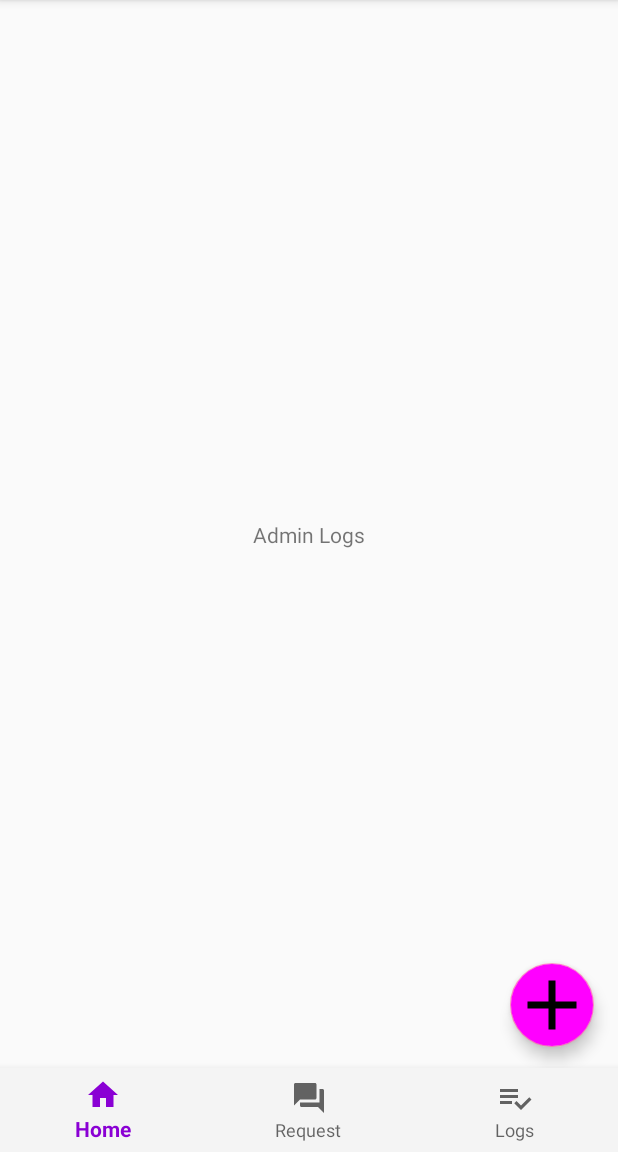
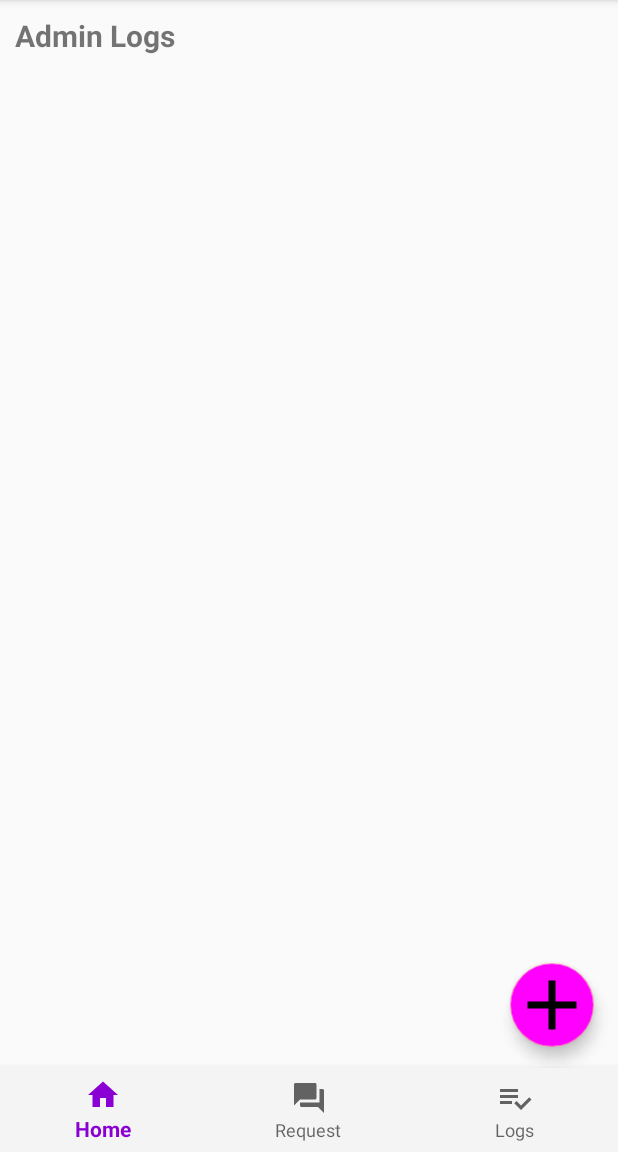
Before and after one commit to kriticalflare/SIESGST_Inventory, an Android app: the fragment AdminLogsFragments placed in its activity, on a phone screen of 412 x 824 dp, the part 84-1236 px from its top. Run offline under Robolectric (Android 15) with nearby library versions, the phone set to English and light mode, and no system bars; our stand-ins replace Firebase (no records; nobody signed in at launch, a user with empty details on screens opened directly).

Commit message:
Initial logs implementation

```diff
--- a/app/src/main/AndroidManifest.xml
+++ b/app/src/main/AndroidManifest.xml
@@ -12,8 +12,11 @@
         android:supportsRtl="true"
         android:theme="@style/AppTheme"
         tools:ignore="GoogleAppIndexingWarning">
-        <activity android:name=".AdminClass.Admin_Main"></activity>
+        <activity android:name=".AdminClass.Admin_Main">
+
+        </activity>
         <activity android:name=".UserClass.User_Main" />
+
         <activity
             android:name=".MainActivity"
             android:configChanges="orientation"
--- a/app/src/main/java/com/example/inventory/AdminClass/AdminLogsFragments.java
+++ b/app/src/main/java/com/example/inventory/AdminClass/AdminLogsFragments.java
@@ -4,18 +4,63 @@ import android.os.Bundle;
 import android.support.annotation.NonNull;
 import android.support.annotation.Nullable;
 import android.support.v4.app.Fragment;
+import android.support.v7.widget.RecyclerView;
 import android.view.LayoutInflater;
 import android.view.View;
 import android.view.ViewGroup;
+import android.widget.Toast;
 
+import com.example.inventory.Adapter.Admin_Logs_Adapter;
+import com.example.inventory.Models.LogsModel;
 import com.example.inventory.R;
+import com.google.firebase.database.DataSnapshot;
+import com.google.firebase.database.DatabaseError;
+import com.google.firebase.database.DatabaseReference;
+import com.google.firebase.database.FirebaseDatabase;
+import com.google.firebase.database.ValueEventListener;
+
+
+
+import java.util.ArrayList;
 
 public class AdminLogsFragments extends Fragment {
+    RecyclerView logs_recycler;
+    ArrayList<LogsModel> logList;
+    DatabaseReference firereflog;
 
     @Nullable
     @Override
     public View onCreateView(@NonNull LayoutInflater inflater, @Nullable ViewGroup container, @Nullable Bundle savedInstanceState) {
-        return inflater.inflate(R.layout.admin_logs_fragment,container,false);
+        View view = inflater.inflate(R.layout.admin_logs_fragment,container,false);
+        logs_recycler = (RecyclerView)view.findViewById(R.id.admin_logs_recycler);
+
+        firereflog = FirebaseDatabase.getInstance().getReference("Logs");
+        if(firereflog!=null){
+            firereflog.addValueEventListener(new ValueEventListener(){
+               @Override
+               public void onDataChange(@NonNull DataSnapshot dataSnapshot){
+                   if(dataSnapshot.exists()){
+                       logList = new ArrayList<>();
+                       for(DataSnapshot ds : dataSnapshot.getChildren()){
+                           logList.add(ds.getValue(LogsModel.class));
+                       }
+                       Admin_Logs_Adapter admin_logs_adapter = new Admin_Logs_Adapter(logList);
+                       logs_recycler.setAdapter(admin_logs_adapter);
+                   }
+               }
+
+               @Override
+                public void onCancelled(@NonNull DatabaseError databaseError){
+                   Toast.makeText(getContext(),databaseError.getMessage(),Toast.LENGTH_SHORT).show();
+
+               }
+
+            });
+        }
+
+        return view;
 
     }
+
+
 }
--- a/app/src/main/res/layout/admin_home_fragment.xml
+++ b/app/src/main/res/layout/admin_home_fragment.xml
@@ -10,7 +10,7 @@
         android:layout_height="wrap_content"
         app:layout_constraintLeft_toLeftOf="parent"
         app:layout_constraintTop_toTopOf="parent"
-        android:text="Available Componenets"
+        android:text="Available Components"
         android:textSize="20dp"
         android:textStyle="bold"
         android:layout_marginTop="10dp"
--- a/app/src/main/res/layout/admin_logs_fragment.xml
+++ b/app/src/main/res/layout/admin_logs_fragment.xml
@@ -5,12 +5,26 @@
     xmlns:app="http://schemas.android.com/apk/res-auto">
 
     <TextView
+        android:id="@+id/admin_logs_heading"
         android:layout_width="wrap_content"
         android:layout_height="wrap_content"
         app:layout_constraintLeft_toLeftOf="parent"
-        app:layout_constraintRight_toRightOf="parent"
-        app:layout_constraintBottom_toBottomOf="parent"
         app:layout_constraintTop_toTopOf="parent"
         android:text="Admin Logs"
+        android:textSize="20dp"
+        android:textStyle="bold"
+        android:layout_marginTop="10dp"
+        android:layout_marginLeft="10dp"
         />
+    <android.support.v7.widget.RecyclerView
+        android:id="@+id/admin_logs_recycler"
+        android:layout_width="match_parent"
+        android:layout_height="0dp"
+        app:layout_constraintBottom_toBottomOf="parent"
+        app:layout_constraintTop_toBottomOf="@id/admin_logs_heading"
+        android:layout_margin="10dp"
+        app:layoutManager="android.support.v7.widget.LinearLayoutManager"
+        >
+
+    </android.support.v7.widget.RecyclerView>
 </android.support.constraint.ConstraintLayout>
```
Also changed, not shown: app/src/main/java/com/example/inventory/Adapter/Admin_Logs_Adapter.java (added, +57 -0 lines), app/src/main/java/com/example/inventory/Models/LogsModel.java (+12 -13 lines), app/src/main/res/layout/admin_logs_recycler_card.xml (added, +93 -0 lines).
